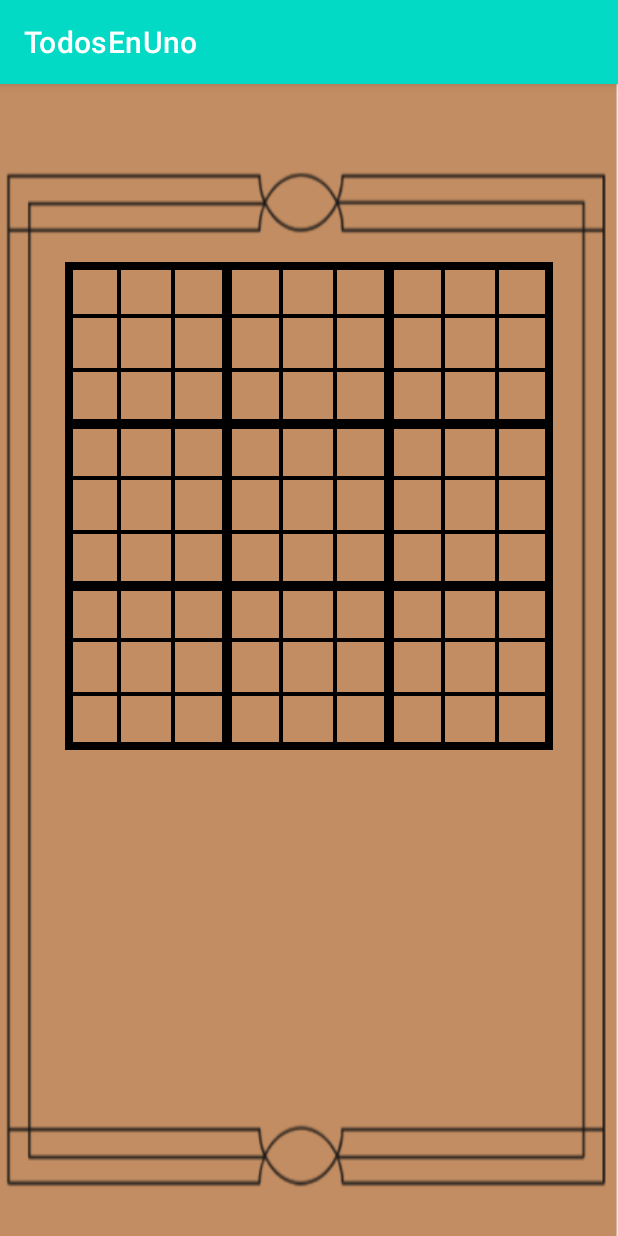
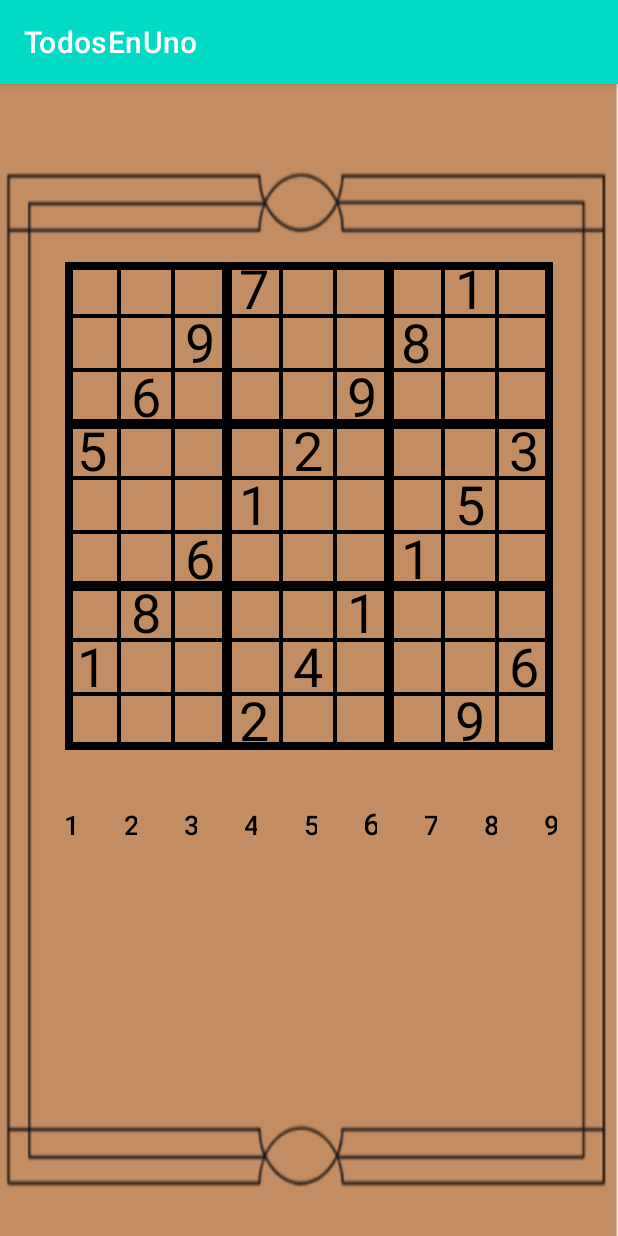
Before and after one commit to theanimaljavi/TodosEnUno, an Android app: the sudoku_jugar screen opened directly, with no data from a screen before it, on a phone screen of 412 x 824 dp. Run offline under Robolectric (Android 15) with nearby library versions, the phone set to English and light mode, and no system bars.

Commit message:
Sudoku generado aleatoriamente, se muestran solo unos pocos números. Color rojo cuando falla jugador. No se puede quitar los números por defecto. Tampoco se pueden modificar lo ya añadidos (consultar)

```diff
--- /dev/null
+++ b/app/src/main/java/com/javigu/todosenuno/Sudoku/FilasYColumnas.java
@@ -0,0 +1,74 @@
+package com.javigu.todosenuno.Sudoku;
+
+import java.util.ArrayList;
+
+public class FilasYColumnas {
+    ArrayList<ArrayList<Object>> cajaVacia;
+
+    boolean acierto=false;
+    int selected_row;
+    int selected_column;
+
+    int [][] sudoku;
+
+    //constructor, fija las columnas y filas del array y genera el sudoku desde la calse SudokuGenerator
+    FilasYColumnas(){
+        selected_row = -1;
+        selected_column = -1;
+        //sudoku generado aleatoriamente
+        sudoku = SudokuGenerator.getInstance().generateGrid();
+        cajaVacia = new ArrayList<>();
+    }
+
+    private void getCajasVacias(){
+        //llenar el tablero de 0's
+        for (int r =0; r<9;r++){
+            for (int c =0; c<9;c++){
+                if (this.sudoku[r][c] == 0){
+                    this.cajaVacia.add(new ArrayList<>());
+                    this.cajaVacia.get(this.cajaVacia.size()-1).add(r);
+                    this.cajaVacia.get(this.cajaVacia.size()-1).add(c);
+                }
+            }
+        }
+    }
+
+    //método para cambiar una nueva posición en el tablero
+    // comprobara si se encuentra en el array para pintar la letra de verde en caso de apectar o rojo si es un error
+    public void setNumberPos(int num){
+        int r =this.selected_row;
+        int c =this.selected_column;
+        // si tenemos selecionada una casilla
+        if ( r != -1 && c != -1){
+            //comprobar que no este en el sudoku del jugador
+            //  ya que las casillas de sudoku jugador no se podrán modificar
+            if (SudokuEstilo.sudoku_jugador[r-1][c-1] == 0){
+                SudokuEstilo.sudoku_jugador[r-1][c-1]=num;
+            }
+        }
+    }
+
+    public int[][] getTablero(){
+        return this.sudoku;
+    }
+
+    public ArrayList<ArrayList<Object>> getCajaVacia(){
+        return this.cajaVacia;
+    }
+
+    public int getSelected_row(){
+        return selected_row;
+    }
+
+    public int getSelected_column(){
+        return selected_column;
+    }
+
+    public void setSelected_row(int r){
+        selected_row = r;
+    }
+
+    public void setSelected_column(int c){
+        selected_column = c;
+    }
+}
--- a/app/src/main/java/com/javigu/todosenuno/Sudoku/SudokuEstilo.java
+++ b/app/src/main/java/com/javigu/todosenuno/Sudoku/SudokuEstilo.java
@@ -4,7 +4,9 @@ import android.content.Context;
 import android.content.res.TypedArray;
 import android.graphics.Canvas;
 import android.graphics.Paint;
+import android.graphics.Rect;
 import android.util.AttributeSet;
+import android.view.MotionEvent;
 import android.view.View;
 
 import androidx.annotation.Nullable;
@@ -14,8 +16,26 @@ import com.javigu.todosenuno.R;
 //Clase que dará forma al estilo de nuestro sudoku
 public class SudokuEstilo extends View {
     private final int colorTablero;
+    private final int celdaSeleccionadaColor;
+    private final int celdaResalte;
+
+    private final int colorLetra;
+    private final int colorAcierto;
+    private final int colorError;
+
+
     private final Paint colorTableroPaint = new Paint();
-    private int cellSize;
+    private final Paint celdaSeleccionadaColorPaint = new Paint();
+    private final Paint celdaResaltePaint = new Paint();
+
+    public static final Paint colorLetraPaint = new Paint();
+    public static final Rect colorLetraLimite  = new Rect();
+
+    public static int cellSize;
+    boolean colorNegro=false;
+
+    FilasYColumnas sFC = new FilasYColumnas();
+    static int [][] sudoku_jugador = new int[9][9];
 
     //constructor para asignar nuestro xml de estilo
     public SudokuEstilo(Context context, @Nullable AttributeSet attrs) {
@@ -25,7 +45,13 @@ public class SudokuEstilo extends View {
                 0,0);
 
         try {
+            //poner los estilos dentro del array
             colorTablero = a.getInteger(R.styleable.SudokuEstilo_colorTablero,0);
+            celdaSeleccionadaColor = a.getInteger(R.styleable.SudokuEstilo_celdaSeleccionadaColor,0);
+            celdaResalte = a.getInteger(R.styleable.SudokuEstilo_celdasResalte,0);
+            colorLetra = a.getInteger(R.styleable.SudokuEstilo_colorLetra,0);
+            colorAcierto = a.getInteger(R.styleable.SudokuEstilo_colorAcierto,0);
+            colorError = a.getInteger(R.styleable.SudokuEstilo_colorError,0);
         }finally {
             a.recycle();
         }
@@ -40,15 +66,130 @@ public class SudokuEstilo extends View {
         setMeasuredDimension(dimension,dimension);
     }
 
-    //método para dibujar las líneas con el canvas
+    //método para dibujar las líneas y aplicar colores a celdas y letras con el canvas
     protected void onDraw(Canvas canvas){
         colorTableroPaint.setStyle(Paint.Style.STROKE);
         colorTableroPaint.setStrokeWidth(16);
         colorTableroPaint.setColor(colorTablero);
         colorTableroPaint.setAntiAlias(true);
 
+        celdaSeleccionadaColorPaint.setStyle(Paint.Style.FILL);
+        celdaSeleccionadaColorPaint.setAntiAlias(true);
+        celdaSeleccionadaColorPaint.setColor(celdaSeleccionadaColor);
+
+        celdaResaltePaint.setStyle(Paint.Style.FILL);
+        celdaResaltePaint.setAntiAlias(true);
+        celdaResaltePaint.setColor(celdaResalte);
+
+        colorLetraPaint.setStyle(Paint.Style.FILL);
+        colorLetraPaint.setAntiAlias(true);
+        colorLetraPaint.setColor(colorLetra);
+
+
+        colorCell(canvas, sFC.getSelected_row(), sFC.getSelected_column() );
         canvas.drawRect(0,0,getWidth(),getHeight(), colorTableroPaint);
         drawBoard(canvas);
+        drawNumbersInicio(canvas);
+    }
+
+
+    //método para comprobar si estamos presionando una celda o no
+    @Override
+    public boolean onTouchEvent(MotionEvent event) {
+        boolean valido;
+        float x = event.getX();
+        float y = event.getY();
+
+        int action = event.getAction();
+
+        if (action == MotionEvent.ACTION_DOWN){
+            sFC.setSelected_row((int) Math.ceil(y/cellSize));
+            sFC.setSelected_column((int) Math.ceil(x/cellSize));
+            valido = true;
+        }else{
+            valido=false;
+        }
+        return valido;
+    }
+
+    //método para dibujar los números
+    // dibujará númmeros del array cuando el contador sea igual a 3
+    // guardar en el sudoku del jugador los mismos números que mostramos
+    private void drawNumbersInicio(Canvas canvas){
+        int contador=0;
+
+        //guardar los numeros iniciales que se mostraran en el tablero en el array del jugador
+        for (int r=0;r<9;r++){
+            for (int c=0;c<9;c++){
+                if (sFC.getTablero()[r][c] != 0 && contador==3){
+                    //añadir el número al sudoku del jugador
+                    sudoku_jugador[r][c] = sFC.getTablero()[r][c];
+                }
+                contador++;
+                if (contador==4) {
+                    contador = 0;
+                }
+            }
+        }
+
+        colorLetraPaint.setTextSize(cellSize);
+        //mostrar los numeros del array del jugador
+        for (int r=0;r<9;r++) {
+            for (int c = 0; c < 9; c++) {
+                if (sudoku_jugador[r][c] != 0) {
+                    String texto = Integer.toString(sudoku_jugador[r][c]);
+                    float width, height;
+
+                    colorLetraPaint.getTextBounds(texto, 0, texto.length(), colorLetraLimite);
+                    width = colorLetraPaint.measureText(texto);
+                    height = colorLetraLimite.height();
+                    if (sudoku_jugador[r][c] != sFC.getTablero()[r][c]) {
+                        colorLetraPaint.setColor(colorError);
+                        canvas.drawText(texto, (c * cellSize) + ((cellSize - width) / 2),
+                                (r * cellSize + cellSize) - ((cellSize - height) / 2),
+                                colorLetraPaint);
+                    } else {
+                        colorLetraPaint.setColor(colorLetra);
+                        canvas.drawText(texto, (c * cellSize) + ((cellSize - width) / 2),
+                                (r * cellSize + cellSize) - ((cellSize - height) / 2),
+                                colorLetraPaint);
+                    }
+                }
+            }
+        }
+/*
+        //el número de la celda será el correcto
+        colorLetraPaint.setColor(colorAcierto);
+
+        for (ArrayList<Object> letras : sFC.getCajaVacia()){
+            int r = (int) letras.get(0);
+            int c = (int) letras.get(1);
+
+            String texto = Integer.toString(sFC.getTablero()[r][c]);
+            float width, height;
+
+            colorLetraPaint.getTextBounds(texto, 0, texto.length(), colorLetraLimite);
+            width = colorLetraPaint.measureText(texto);
+            height = colorLetraLimite.height();
+
+            canvas.drawText(texto, (c*cellSize) + ((cellSize - width)/2),
+                    (r*cellSize+cellSize) - ((cellSize - height)/2),
+                    colorLetraPaint);
+        }
+*/
+    }
+
+    //colores para las celdas
+    private void colorCell(Canvas canvas, int r, int c){
+        if (sFC.getSelected_column() != -1 && sFC.getSelected_row() != -1){
+            //color celdas verticales cuando presionamos
+            canvas.drawRect((c-1)*cellSize, 0, c*cellSize, cellSize*9,celdaResaltePaint);
+            //color celdas horizontales cuando presionamos
+            canvas.drawRect(0, (r-1)*cellSize, cellSize*9, r*cellSize,celdaResaltePaint);
+            //color celda seleccionada
+            canvas.drawRect((c-1)*cellSize, (r-1)*cellSize, c*cellSize, r*cellSize,celdaSeleccionadaColorPaint);
+        }
+        invalidate();
     }
 
     //método para dibujar las líneas gruegas entre los diferentes bloques de números
@@ -67,7 +208,7 @@ public class SudokuEstilo extends View {
 
     }
 
-    //método para dibujar todo el tablero
+    //método para dibujar todo el tablero de lineas
     private void drawBoard(Canvas canvas){
         //dibujar 9 celdas
         for (int c=0; c<10;c++){
@@ -90,4 +231,8 @@ public class SudokuEstilo extends View {
 
         }
     }
+
+    public FilasYColumnas getFilasYColumnas(){
+        return sFC;
+    }
 }
--- /dev/null
+++ b/app/src/main/java/com/javigu/todosenuno/Sudoku/SudokuGenerator.java
@@ -0,0 +1,144 @@
+package com.javigu.todosenuno.Sudoku;
+
+import java.util.ArrayList;
+import java.util.Random;
+
+
+//CLASE para generar un sudoku de forma aleatoria
+public class SudokuGenerator {
+    private static SudokuGenerator instance;
+
+    private ArrayList<ArrayList<Integer>> Available = new ArrayList<ArrayList<Integer>>();
+
+    private Random rand = new Random();
+
+    private SudokuGenerator(){}
+
+    public static SudokuGenerator getInstance(){
+        if( instance == null ){
+            instance = new SudokuGenerator();
+        }
+        return instance;
+    }
+
+    //genearar el sudoku
+    public int[][] generateGrid(){
+        int[][] Sudoku = new int[9][9];
+
+        int currentPos = 0;
+
+        while( currentPos < 81 ){
+            if( currentPos == 0 ){
+                clearGrid(Sudoku);
+            }
+
+            if( Available.get(currentPos).size() != 0 ){
+                int i = rand.nextInt(Available.get(currentPos).size());
+                int number = Available.get(currentPos).get(i);
+
+                //comporobar que no haya conflicto con el número seleccionado
+                if( !checkConflict(Sudoku, currentPos , number)){
+                    int xPos = currentPos % 9;
+                    int yPos = currentPos / 9;
+
+                    Sudoku[xPos][yPos] = number;
+
+                    Available.get(currentPos).remove(i);
+
+                    currentPos++;
+                }else{
+                    Available.get(currentPos).remove(i);
+                }
+
+            }else{
+                for( int i = 1 ; i <= 9 ; i++ ){
+                    Available.get(currentPos).add(i);
+                }
+                currentPos--;
+            }
+        }
+
+
+        return Sudoku;
+    }
+
+    public int[][] removeElements( int[][] Sudoku ){
+        int i = 0;
+
+        while( i < 3 ){
+            int x = rand.nextInt(9);
+            int y = rand.nextInt(9);
+
+            if( Sudoku[x][y] != 0 ){
+                Sudoku[x][y] = 0;
+                i++;
+            }
+        }
+        return Sudoku;
+
+    }
+
+    private void clearGrid(int [][] Sudoku){
+        Available.clear();
+
+        for( int y =  0; y < 9 ; y++ ){
+            for( int x = 0 ; x < 9 ; x++ ){
+                Sudoku[x][y] = -1;
+            }
+        }
+
+        for( int x = 0 ; x < 81 ; x++ ){
+            Available.add(new ArrayList<Integer>());
+            for( int i = 1 ; i <= 9 ; i++){
+                Available.get(x).add(i);
+            }
+        }
+    }
+
+    private boolean checkConflict( int[][] Sudoku , int currentPos , final int number){
+        int xPos = currentPos % 9;
+        int yPos = currentPos / 9;
+
+        if( checkHorizontalConflict(Sudoku, xPos, yPos, number) || checkVerticalConflict(Sudoku, xPos, yPos, number) || checkRegionConflict(Sudoku, xPos, yPos, number) ){
+            return true;
+        }
+
+        return false;
+    }
+
+
+    private boolean checkHorizontalConflict( final int[][] Sudoku , final int xPos , final int yPos , final int number ){
+        for( int x = xPos - 1; x >= 0 ; x-- ){
+            if( number == Sudoku[x][yPos]){
+                return true;
+            }
+        }
+
+        return false;
+    }
+
+    private boolean checkVerticalConflict( final int[][] Sudoku , final int xPos , final int yPos , final int number ){
+        for( int y = yPos - 1; y >= 0 ; y-- ){
+            if( number == Sudoku[xPos][y] ){
+                return true;
+            }
+        }
+
+        return false;
+    }
+
+    private boolean checkRegionConflict( final int[][] Sudoku , final int xPos , final int yPos , final int number ){
+        int xRegion = xPos / 3;
+        int yRegion = yPos / 3;
+
+        for( int x = xRegion * 3 ; x < xRegion * 3 + 3 ; x++ ){
+            for( int y = yRegion * 3 ; y < yRegion * 3 + 3 ; y++ ){
+                if( ( x != xPos || y != yPos ) && number == Sudoku[x][y] ){
+                    return true;
+                }
+            }
+        }
+
+        return false;
+    }
+}
--- a/app/src/main/res/layout/sudoku_jugar.xml
+++ b/app/src/main/res/layout/sudoku_jugar.xml
@@ -9,9 +9,15 @@
     tools:context=".Sudoku.sudoku_jugar">
 
     <com.javigu.todosenuno.Sudoku.SudokuEstilo
+        android:id="@+id/sudokuEstilo"
         android:layout_width="325dp"
         android:layout_height="538dp"
+        custom:celdaSeleccionadaColor="#B77AE3"
+        custom:celdasResalte="#F0B6FA"
         custom:colorTablero="#000000"
+        custom:colorLetra="@color/black"
+        custom:colorAcierto="@color/green"
+        custom:colorError="@color/red"
         custom:layout_constraintBottom_toBottomOf="parent"
         custom:layout_constraintEnd_toEndOf="parent"
         custom:layout_constraintStart_toStartOf="parent"
@@ -20,4 +26,132 @@
 
     </com.javigu.todosenuno.Sudoku.SudokuEstilo>
 
+    <LinearLayout
+        android:layout_width="357dp"
+        android:layout_height="274dp"
+        android:orientation="horizontal"
+        custom:layout_constraintBottom_toBottomOf="parent"
+        custom:layout_constraintEnd_toEndOf="parent"
+        custom:layout_constraintStart_toStartOf="parent"
+        custom:layout_constraintTop_toBottomOf="@+id/sudokuEstilo">
+
+        <Button
+            android:id="@+id/btn1"
+            style="@style/Widget.AppCompat.Button.Borderless"
+            android:layout_width="40dp"
+            android:layout_height="wrap_content"
+            android:onClick="btn1"
+            android:text="1"
+            android:textColor="@color/black"
+            android:textSize="18sp">
+
+        </Button>
+
+        <Button
+            android:id="@+id/btn2"
+            style="@style/Widget.AppCompat.Button.Borderless"
+            android:layout_width="40dp"
+            android:layout_height="wrap_content"
+            android:onClick="btn2"
+            android:text="2"
+            android:textColor="@color/black"
+            android:textSize="18sp">
+
+
+        </Button>
+
+        <Button
+            android:id="@+id/btn3"
+            style="@style/Widget.AppCompat.Button.Borderless"
+            android:layout_width="40dp"
+            android:layout_height="wrap_content"
+            android:onClick="btn3"
+            android:text="3"
+            android:textColor="@color/black"
+            android:textSize="18sp">
+
+
+        </Button>
+
+        <Button
+            android:id="@+id/btn4"
+            style="@style/Widget.AppCompat.Button.Borderless"
+            android:layout_width="40dp"
+            android:layout_height="wrap_content"
+            android:onClick="btn4"
+            android:text="4"
+            android:textColor="@color/black"
+            android:textSize="18sp">
+
+
+        </Button>
+
+        <Button
+            android:id="@+id/btn5"
+            style="@style/Widget.AppCompat.Button.Borderless"
+            android:layout_width="40dp"
+            android:layout_height="wrap_content"
+            android:onClick="btn5"
+            android:text="5"
+            android:textColor="@color/black"
+            android:textSize="18sp">
+
+
+        </Button>
+
+        <Button
+            android:id="@+id/btn6"
+            style="@style/Widget.AppCompat.Button.Borderless"
+            android:layout_width="40dp"
+            android:layout_height="wrap_content"
+            android:onClick="btn6"
+            android:text="6"
+            android:textColor="@color/black"
+            android:textSize="20sp">
+
+
+        </Button>
+
+        <Button
+            android:id="@+id/btn7"
+            style="@style/Widget.AppCompat.Button.Borderless"
+            android:layout_width="40dp"
+            android:layout_height="wrap_content"
+            android:onClick="btn7"
+            android:text="7"
+            android:textColor="@color/black"
+            android:textSize="18sp">
+
+
+        </Button>
+
+        <Button
+            android:id="@+id/btn8"
+            style="@style/Widget.AppCompat.Button.Borderless"
+            android:layout_width="40dp"
+            android:layout_height="wrap_content"
+            android:onClick="btn8"
+            android:text="8"
+            android:textColor="@color/black"
+            android:textSize="18sp">
+
+
+        </Button>
+
+        <Button
+            android:id="@+id/btn9"
+            style="@style/Widget.AppCompat.Button.Borderless"
+            android:layout_width="40dp"
+            android:layout_height="wrap_content"
+            android:onClick="btn9"
+            android:text="9"
+            android:textColor="@color/black"
+            android:textSize="18sp">
+
+        </Button>
+
+    </LinearLayout>
+
+
+
 </androidx.constraintlayout.widget.ConstraintLayout>
--- a/app/src/main/res/values/attrs.xml
+++ b/app/src/main/res/values/attrs.xml
@@ -2,6 +2,11 @@
 <resources>
     <declare-styleable name="SudokuEstilo">
         <attr name="colorTablero" format="color"/>
+        <attr name="celdaSeleccionadaColor" format="color"/>
+        <attr name="celdasResalte" format="color"/>
+        <attr name="colorLetra" format="color"/>
+        <attr name="colorAcierto" format="color"/>
+        <attr name="colorError" format="color"/>
 
     </declare-styleable>
 </resources>
--- a/app/src/main/res/values/colors.xml
+++ b/app/src/main/res/values/colors.xml
@@ -7,4 +7,6 @@
     <color name="teal_700">#FF018786</color>
     <color name="black">#FF000000</color>
     <color name="white">#FFFFFFFF</color>
+    <color name="green">#6DD651</color>
+    <color name="red">#E65454</color>
 </resources>
```
Also changed, not shown: app/src/main/java/com/javigu/todosenuno/Sudoku/SudokuValidar.java (added, +81 -0 lines), app/src/main/java/com/javigu/todosenuno/Sudoku/sudoku_jugar.java (+47 -3 lines).
